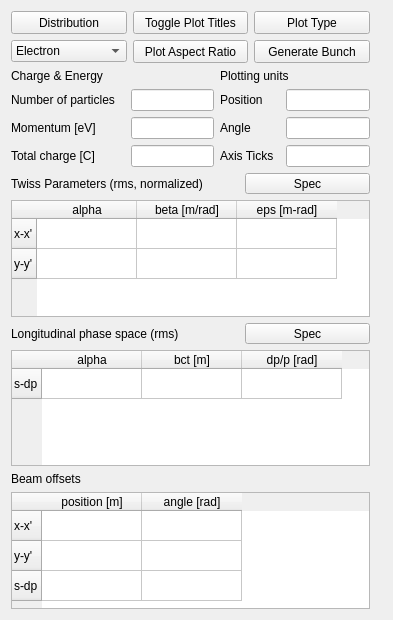
Above: radtrack/ui/BunchInterface.ui from aerosadegh/radtrack before the change. Below: the same form after it.
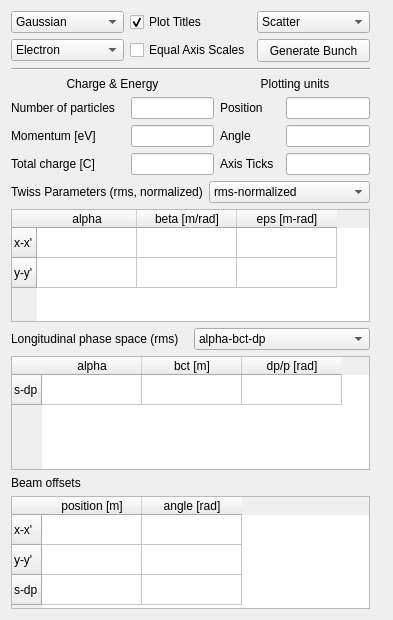
That is the form after the change. Custom widgets are drawn as their Qt base class.

Commit message:
Use more natural UI elements in Bunch tab
Combo box dropdown menus are better than ToolButtons since the user can
see what the current selections are. Plus, they require far less code to
use.

Also, old, commented out code deleted.

What changed in the file:
```diff
--- a/radtrack/ui/BunchInterface.ui
+++ b/radtrack/ui/BunchInterface.ui
@@ -18,57 +18,10 @@
     <layout class="QVBoxLayout" name="verticalLayout">
      <item>
       <layout class="QGridLayout" name="gridLayout_2">
-       <item row="0" column="0">
-        <widget class="QToolButton" name="distribType">
-         <property name="sizePolicy">
-          <sizepolicy hsizetype="Expanding" vsizetype="Fixed">
-           <horstretch>0</horstretch>
-           <verstretch>0</verstretch>
-          </sizepolicy>
-         </property>
-         <property name="minimumSize">
-          <size>
-           <width>0</width>
-           <height>23</height>
-          </size>
-         </property>
-         <property name="toolTip">
-          <string>Particle distribution type</string>
-         </property>
-         <property name="text">
-          <string>Distribution</string>
-         </property>
-        </widget>
-       </item>
-       <item row="1" column="1">
-        <widget class="QToolButton" name="aspectRatio">
-         <property name="sizePolicy">
-          <sizepolicy hsizetype="Expanding" vsizetype="Fixed">
-           <horstretch>0</horstretch>
-           <verstretch>0</verstretch>
-          </sizepolicy>
-         </property>
-         <property name="minimumSize">
-          <size>
-           <width>0</width>
-           <height>23</height>
-          </size>
-         </property>
-         <property name="toolTip">
-          <string>Toggle aspect ratio of the x-y plot</string>
-         </property>
-         <property name="text">
-          <string>Plot Aspect Ratio</string>
-         </property>
-         <property name="popupMode">
-          <enum>QToolButton::InstantPopup</enum>
-         </property>
-        </widget>
-       </item>
        <item row="1" column="3">
         <widget class="QPushButton" name="generateBunch">
          <property name="sizePolicy">
-          <sizepolicy hsizetype="Expanding" vsizetype="Fixed">
+          <sizepolicy hsizetype="Preferred" vsizetype="Fixed">
            <horstretch>0</horstretch>
            <verstretch>0</verstretch>
           </sizepolicy>
@@ -90,58 +43,14 @@
          </property>
         </widget>
        </item>
-       <item row="0" column="3">
-        <widget class="QToolButton" name="plotType">
-         <property name="sizePolicy">
-          <sizepolicy hsizetype="Expanding" vsizetype="Fixed">
-           <horstretch>0</horstretch>
-           <verstretch>0</verstretch>
-          </sizepolicy>
-         </property>
-         <property name="minimumSize">
-          <size>
-           <width>0</width>
-           <height>23</height>
-          </size>
-         </property>
-         <property name="toolTip">
-          <string/>
-         </property>
-         <property name="text">
-          <string>Plot Type</string>
-         </property>
-        </widget>
-       </item>
-       <item row="0" column="1">
-        <widget class="QToolButton" name="noTitles">
-         <property name="sizePolicy">
-          <sizepolicy hsizetype="Expanding" vsizetype="Fixed">
-           <horstretch>0</horstretch>
-           <verstretch>0</verstretch>
-          </sizepolicy>
-         </property>
-         <property name="minimumSize">
-          <size>
-           <width>0</width>
-           <height>23</height>
-          </size>
-         </property>
-         <property name="toolTip">
-          <string/>
-         </property>
-         <property name="statusTip">
-          <string/>
-         </property>
-         <property name="text">
-          <string>Toggle Plot Titles</string>
-         </property>
-         <property name="popupMode">
-          <enum>QToolButton::InstantPopup</enum>
-         </property>
-        </widget>
-       </item>
        <item row="1" column="0">
         <widget class="QComboBox" name="particleType">
+         <property name="sizePolicy">
+          <sizepolicy hsizetype="Preferred" vsizetype="Fixed">
+           <horstretch>0</horstretch>
+           <verstretch>0</verstretch>
+          </sizepolicy>
+         </property>
          <item>
           <property name="text">
            <string>Electron</string>
@@ -164,74 +73,149 @@
          </item>
         </widget>
        </item>
+       <item row="0" column="3">
+        <widget class="QComboBox" name="plotType">
+         <property name="sizePolicy">
+          <sizepolicy hsizetype="Preferred" vsizetype="Fixed">
+           <horstretch>0</horstretch>
+           <verstretch>0</verstretch>
+          </sizepolicy>
+         </property>
+         <item>
+          <property name="text">
+           <string>Scatter</string>
+          </property>
+         </item>
+         <item>
+          <property name="text">
+           <string>Contour</string>
+          </property>
+         </item>
+         <item>
+          <property name="text">
+           <string>Combo</string>
+          </property>
+         </item>
+        </widget>
+       </item>
+       <item row="1" column="1">
+        <widget class="QCheckBox" name="aspectRatio">
+         <property name="sizePolicy">
+          <sizepolicy hsizetype="Preferred" vsizetype="Fixed">
+           <horstretch>0</horstretch>
+           <verstretch>0</verstretch>
+          </sizepolicy>
+         </property>
+         <property name="text">
+          <string>Equal Axis Scales</string>
+         </property>
+        </widget>
+       </item>
+       <item row="0" column="1">
+        <widget class="QCheckBox" name="plotTitles">
+         <property name="sizePolicy">
+          <sizepolicy hsizetype="Preferred" vsizetype="Fixed">
+           <horstretch>0</horstretch>
+           <verstretch>0</verstretch>
+          </sizepolicy>
+         </property>
+         <property name="text">
+          <string>Plot Titles</string>
+         </property>
+         <property name="checked">
+          <bool>true</bool>
+         </property>
+        </widget>
+       </item>
+       <item row="0" column="0">
+        <widget class="QComboBox" name="distribType">
+         <property name="sizePolicy">
+          <sizepolicy hsizetype="Preferred" vsizetype="Fixed">
+           <horstretch>0</horstretch>
+           <verstretch>0</verstretch>
+          </sizepolicy>
+         </property>
+         <item>
+          <property name="text">
+           <string>Gaussian</string>
+          </property>
+         </item>
+        </widget>
+       </item>
       </layout>
      </item>
      <item>
       <layout class="QGridLayout" name="gridLayout">
-       <item row="0" column="0">
-        <widget class="QLabel" name="highLevelInputsLabel">
-         <property name="text">
-          <string>Charge &amp; Energy</string>
-         </property>
-        </widget>
-       </item>
-       <item row="0" column="2" colspan="2">
-        <widget class="QLabel" name="unitsLabel">
-         <property name="text">
-          <string>Plotting units</string>
-         </property>
-        </widget>
-       </item>
-       <item row="1" column="0">
-        <widget class="QLabel" name="numPtclsLabel">
-         <property name="text">
-          <string>Number of particles   </string>
-         </property>
-        </widget>
-       </item>
-       <item row="1" column="1">
-        <widget class="QLineEdit" name="numPtcls">
-         <property name="toolTip">
-          <string/>
-         </property>
-        </widget>
-       </item>
-       <item row="1" column="2">
-        <widget class="QLabel" name="unitsPosLabel">
-         <property name="text">
-          <string>Position     </string>
-         </property>
-        </widget>
-       </item>
-       <item row="1" column="3">
+       <item row="2" column="3">
         <widget class="QLineEdit" name="unitsPos">
          <property name="toolTip">
           <string>Units for position-like axes</string>
          </property>
         </widget>
        </item>
-       <item row="2" column="0">
-        <widget class="QLabel" name="designMomentumLabel">
+       <item row="1" column="2" colspan="2">
+        <widget class="QLabel" name="unitsLabel">
          <property name="text">
-          <string>Momentum [eV]</string>
+          <string>Plotting units</string>
+         </property>
+         <property name="alignment">
+          <set>Qt::AlignCenter</set>
          </property>
         </widget>
        </item>
-       <item row="2" column="1">
+       <item row="3" column="1">
         <widget class="QLineEdit" name="designMomentum">
          <property name="toolTip">
           <string>Average momentum for zero offset</string>
          </property>
         </widget>
        </item>
+       <item row="3" column="0">
+        <widget class="QLabel" name="designMomentumLabel">
+         <property name="text">
+          <string>Momentum [eV]</string>
+         </property>
+        </widget>
+       </item>
        <item row="2" column="2">
+        <widget class="QLabel" name="unitsPosLabel">
+         <property name="text">
+          <string>Position     </string>
+         </property>
+        </widget>
+       </item>
+       <item row="2" column="1">
+        <widget class="QLineEdit" name="numPtcls">
+         <property name="toolTip">
+          <string/>
+         </property>
+        </widget>
+       </item>
+       <item row="2" column="0">
+        <widget class="QLabel" name="numPtclsLabel">
+         <property name="text">
+          <string>Number of particles   </string>
+         </property>
+        </widget>
+       </item>
+       <item row="1" column="0" colspan="2">
+        <widget class="QLabel" name="highLevelInputsLabel">
+         <property name="text">
+          <string>Charge &amp; Energy</string>
+         </property>
+         <property name="alignment">
+          <set>Qt::AlignCenter</set>
+         </property>
+        </widget>
+       </item>
+       <item row="3" column="2">
         <widget class="QLabel" name="unitsAngleLabel">
          <property name="text">
           <string>Angle</string>
          </property>
         </widget>
        </item>
-       <item row="2" column="3">
+       <item row="3" column="3">
         <widget class="QLineEdit" name="unitsAngle">
          <property name="toolTip">
           <string>Units for angle-like axes</string>
@@ -241,34 +225,41 @@
          </property>
         </widget>
        </item>
-       <item row="3" column="0">
+       <item row="4" column="0">
         <widget class="QLabel" name="charge">
          <property name="text">
           <string>Total charge [C]</string>
          </property>
         </widget>
        </item>
-       <item row="3" column="1">
+       <item row="4" column="1">
         <widget class="QLineEdit" name="totalCharge">
          <property name="toolTip">
           <string/>
          </property>
         </widget>
        </item>
-       <item row="3" column="2">
+       <item row="4" column="2">
         <widget class="QLabel" name="ticksLabel">
          <property name="text">
           <string>Axis Ticks</string>
          </property>
         </widget>
        </item>
-       <item row="3" column="3">
+       <item row="4" column="3">
         <widget class="QLineEdit" name="numTicks">
          <property name="toolTip">
           <string>Maximum number of tick marks for plot axes</string>
          </property>
         </widget>
        </item>
+       <item row="0" column="0" colspan="4">
+        <widget class="Line" name="line">
+         <property name="orientation">
+          <enum>Qt::Horizontal</enum>
+         </property>
+        </widget>
+       </item>
       </layout>
      </item>
      <item>
@@ -287,31 +278,18 @@
         </widget>
        </item>
        <item>
-        <widget class="QToolButton" name="perpTwissSpec">
+        <widget class="QComboBox" name="perpTwissFlag">
          <property name="sizePolicy">
-          <sizepolicy hsizetype="Fixed" vsizetype="Fixed">
+          <sizepolicy hsizetype="Preferred" vsizetype="Fixed">
            <horstretch>0</horstretch>
            <verstretch>0</verstretch>
           </sizepolicy>
          </property>
-         <property name="minimumSize">
-          <size>
-           <width>125</width>
-           <height>0</height>
-          </size>
-         </property>
-         <property name="maximumSize">
-          <size>
-           <width>125</width>
-           <height>16777215</height>
-          </size>
-         </property>
-         <property name="toolTip">
-          <string>Transverse Twiss parameter specification</string>
-         </property>
-         <property name="text">
-          <string>Spec</string>
-         </property>
+         <item>
+          <property name="text">
+           <string>rms-normalized</string>
+          </property>
+         </item>
         </widget>
        </item>
       </layout>
@@ -327,6 +305,9 @@
        <property name="toolTip">
         <string/>
        </property>
+       <property name="cornerButtonEnabled">
+        <bool>false</bool>
+       </property>
        <row>
         <property name="text">
          <string>x-x'</string>
@@ -364,7 +345,7 @@
        <item>
         <widget class="QLabel" name="longTwissLabel">
          <property name="sizePolicy">
-          <sizepolicy hsizetype="Expanding" vsizetype="Preferred">
+          <sizepolicy hsizetype="Preferred" vsizetype="Preferred">
            <horstretch>0</horstretch>
            <verstretch>0</verstretch>
           </sizepolicy>
@@ -375,31 +356,18 @@
         </widget>
        </item>
        <item>
-        <widget class="QToolButton" name="longTwissSpec">
+        <widget class="QComboBox" name="longTwissFlag">
          <property name="sizePolicy">
-          <sizepolicy hsizetype="Fixed" vsizetype="Fixed">
+          <sizepolicy hsizetype="Preferred" vsizetype="Fixed">
            <horstretch>0</horstretch>
            <verstretch>0</verstretch>
           </sizepolicy>
          </property>
-         <property name="minimumSize">
-          <size>
-           <width>125</width>
-           <height>0</height>
-          </size>
-         </property>
-         <property name="maximumSize">
-          <size>
-           <width>125</width>
-           <height>16777215</height>
-          </size>
-         </property>
-         <property name="toolTip">
-          <string>Longitudinal Twiss parameter specification</string>
-         </property>
-         <property name="text">
-          <string>Spec</string>
-         </property>
+         <item>
+          <property name="text">
+           <string>alpha-bct-dp</string>
+          </property>
+         </item>
         </widget>
        </item>
       </layout>
@@ -415,6 +383,9 @@
        <property name="toolTip">
         <string/>
        </property>
+       <property name="cornerButtonEnabled">
+        <bool>false</bool>
+       </property>
        <row>
         <property name="text">
          <string>s-dp</string>
@@ -455,6 +426,9 @@
        <property name="toolTip">
         <string/>
        </property>
+       <property name="cornerButtonEnabled">
+        <bool>false</bool>
+       </property>
        <row>
         <property name="text">
          <string>x-x'</string>
@@ -482,6 +456,19 @@
        </column>
       </widget>
      </item>
+     <item>
+      <spacer name="verticalSpacer">
+       <property name="orientation">
+        <enum>Qt::Vertical</enum>
+       </property>
+       <property name="sizeHint" stdset="0">
+        <size>
+         <width>20</width>
+         <height>40</height>
+        </size>
+       </property>
+      </spacer>
+     </item>
     </layout>
    </item>
    <item>
```
Left out of the diff: 11 changed lines with no effect on the pictures. The commit also changes 2 other files.
